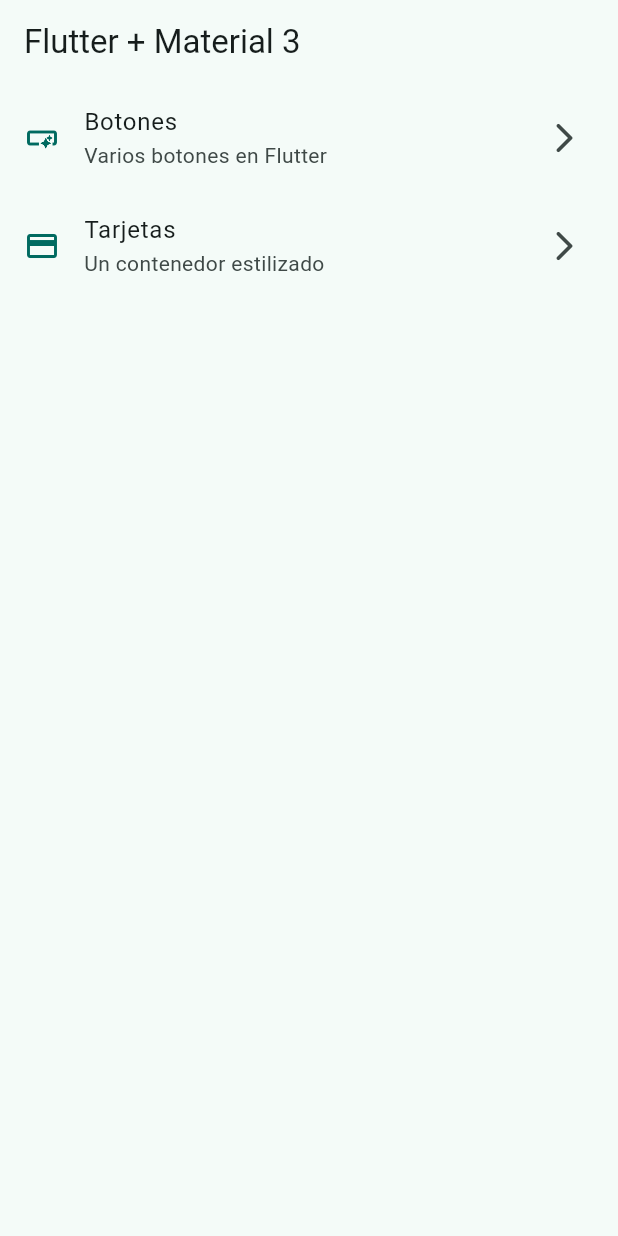
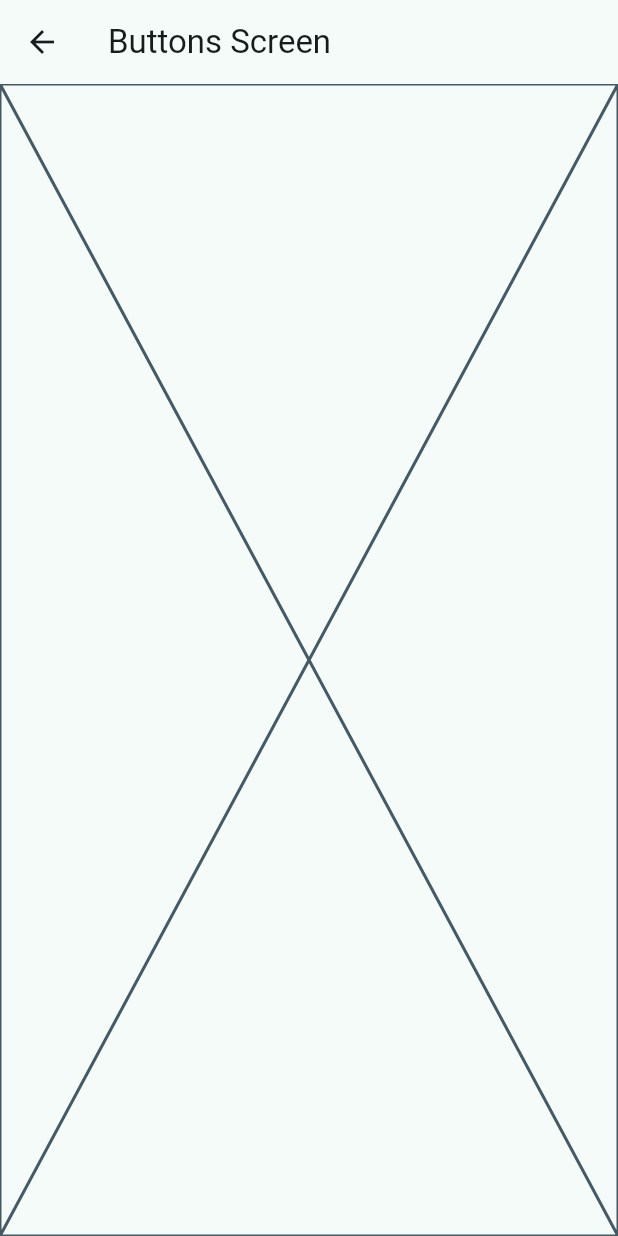
Before and after one commit to francoinostrozah/widgets_app, a Flutter app: the screen it shows after launch, after a tap on "Botones", on a phone screen of 412 x 824 dp. Run offline on Flutter 3.47's test engine with Material 2 defaults, Android fonts, the phone set to English and light mode, and no system bars.

```diff
--- a/lib/config/menu/menu_items.dart
+++ b/lib/config/menu/menu_items.dart
@@ -22,6 +22,6 @@ const appMenuItems = <MenuItem>[
   MenuItem(
       title: 'Tarjetas',
       subTitle: 'Un contenedor estilizado',
-      link: '/card',
+      link: '/cards',
       icon: Icons.credit_card),
 ];
--- a/lib/main.dart
+++ b/lib/main.dart
@@ -1,5 +1,7 @@
 import 'package:flutter/material.dart';
 import 'package:widgets_app/config/theme/app_theme.dart';
+import 'package:widgets_app/presentation/screens/buttons/buttons_screen.dart';
+import 'package:widgets_app/presentation/screens/cards/cards_screen.dart';
 import 'package:widgets_app/presentation/screens/home/home_screen.dart';
 
 void main() {
@@ -15,6 +17,10 @@ class MainApp extends StatelessWidget {
       debugShowCheckedModeBanner: false,
       theme: AppTheme(selectedColor: 1).getTheme(),
       home: const HomeScree(),
+      routes: {
+        '/buttons': (context) => const ButtonsScreen(),
+        '/cards': (context) => const CardsScreen(),
+      },
     );
   }
 }
--- /dev/null
+++ b/lib/presentation/screens/buttons/buttons_screen.dart
@@ -0,0 +1,13 @@
+import 'package:flutter/material.dart';
+
+class ButtonsScreen extends StatelessWidget {
+  const ButtonsScreen({super.key});
+
+  @override
+  Widget build(BuildContext context) {
+    return Scaffold(
+      appBar: AppBar(title: const Text('Buttons Screen')),
+      body: const Placeholder(),
+    );
+  }
+}
--- a/lib/presentation/screens/home/home_screen.dart
+++ b/lib/presentation/screens/home/home_screen.dart
@@ -1,5 +1,6 @@
 import 'package:flutter/material.dart';
 import 'package:widgets_app/config/menu/menu_items.dart';
+import 'package:widgets_app/presentation/screens/buttons/buttons_screen.dart';
 
 class HomeScree extends StatelessWidget {
   const HomeScree({super.key});
@@ -52,7 +53,14 @@ class _CustomListTitle extends StatelessWidget {
       trailing: Icon(Icons.arrow_forward_ios_rounded),
       title: Text(menuItem.title),
       subtitle: Text(menuItem.subTitle),
-      onTap: () {},
+      onTap: () {
+        // Navigator.of(context).push(
+        //   MaterialPageRoute(
+        //     builder: (context) => const ButtonsScreen(),
+        //   ),
+        // );
+        Navigator.pushNamed(context, menuItem.link);
+      },
     );
   }
 }
```
Also changed, not shown: lib/presentation/screens/cards/cards_screen.dart (added, +15 -0 lines).
